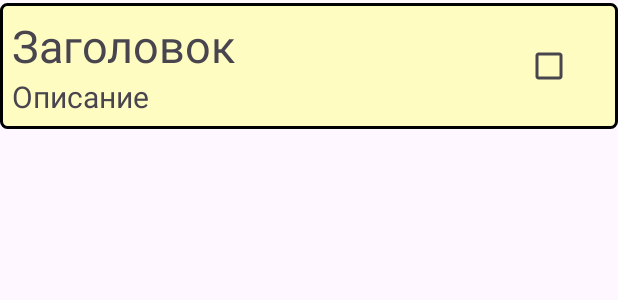
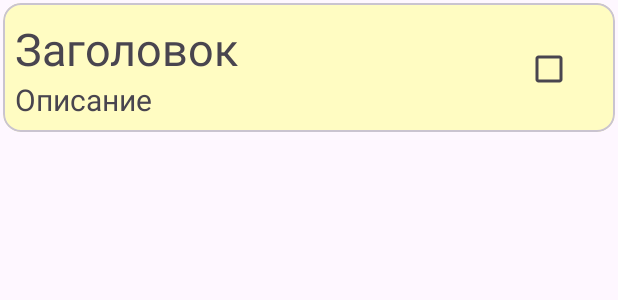
Before and after one commit to screamer228/ToDoList, an Android app: the layout item.xml on its own in the app's theme, with its tools: preview values and no code run, on a phone screen of 412 x 824 dp. Shown: the top 300 px of the screen. Run offline under Robolectric (Android 15) with nearby library versions, the phone set to English and light mode, and no system bars.

Commit message:
CardViews

```diff
--- a/app/build.gradle.kts
+++ b/app/build.gradle.kts
@@ -46,7 +46,7 @@ android {
 
 dependencies {
     //androidx
-    implementation ("androidx.activity:activity-ktx:1.8.1")
+    implementation ("androidx.activity:activity-ktx:1.8.2")
     implementation ("androidx.fragment:fragment-ktx:1.6.2")
     //room
     implementation("androidx.room:room-runtime:2.6.1")
@@ -68,7 +68,7 @@ dependencies {
     implementation("androidx.navigation:navigation-fragment-ktx:2.7.6")
     implementation("androidx.navigation:navigation-ui-ktx:2.7.6")
 
-    implementation("com.google.android.material:material:1.10.0")
+    implementation("com.google.android.material:material:1.11.0")
     implementation("androidx.constraintlayout:constraintlayout:2.1.4")
     testImplementation("junit:junit:4.13.2")
     implementation("org.mockito:mockito-core:5.8.0")
--- a/app/src/main/res/layout/item.xml
+++ b/app/src/main/res/layout/item.xml
@@ -1,12 +1,18 @@
 <?xml version="1.0" encoding="utf-8"?>
+
+<com.google.android.material.card.MaterialCardView
+    xmlns:android="http://schemas.android.com/apk/res/android"
+    android:layout_width="match_parent"
+    android:layout_height="wrap_content"
+    android:layout_margin="2dp"
+    android:backgroundTint="@color/light_yellow">
+
 <LinearLayout
-    xmlns:android="http://schemas.android.com/apk/res/android"
     android:layout_width="match_parent"
     android:layout_height="wrap_content"
     android:layout_marginTop="2dp"
     android:orientation="horizontal"
-    android:padding="8dp"
-    android:background="@drawable/item_bg">
+    android:padding="8dp">
 
     <LinearLayout
         android:id="@+id/item_container"
@@ -33,3 +39,4 @@
         android:layout_height="match_parent" />
 
 </LinearLayout>
+</com.google.android.material.card.MaterialCardView>
```
